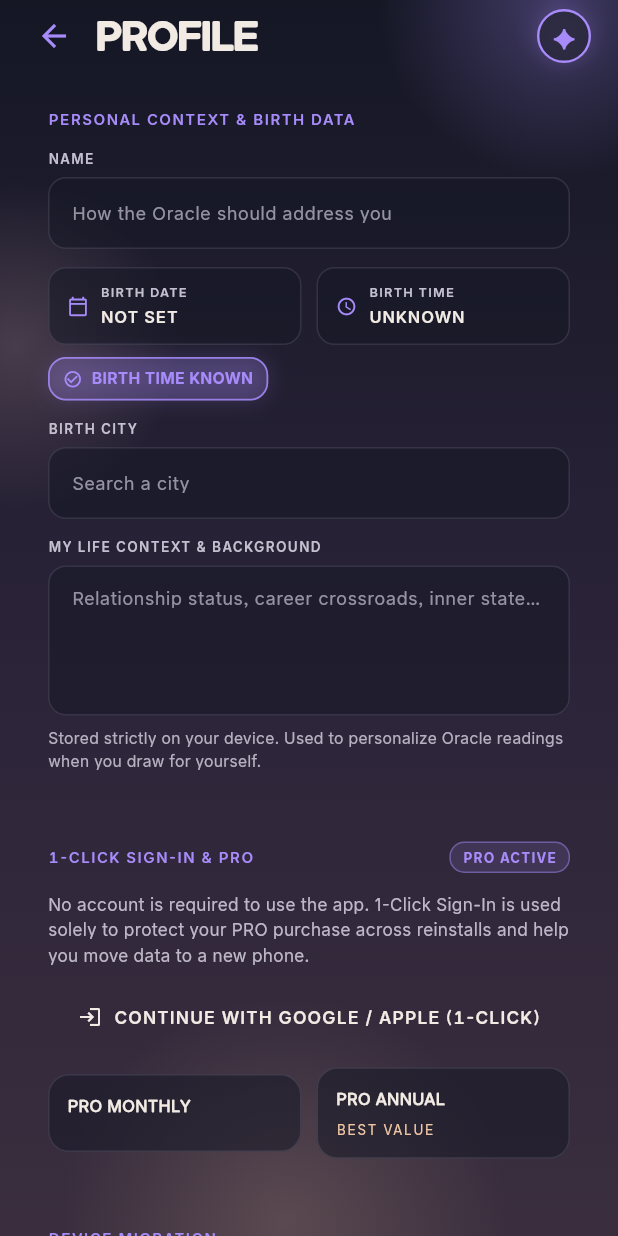
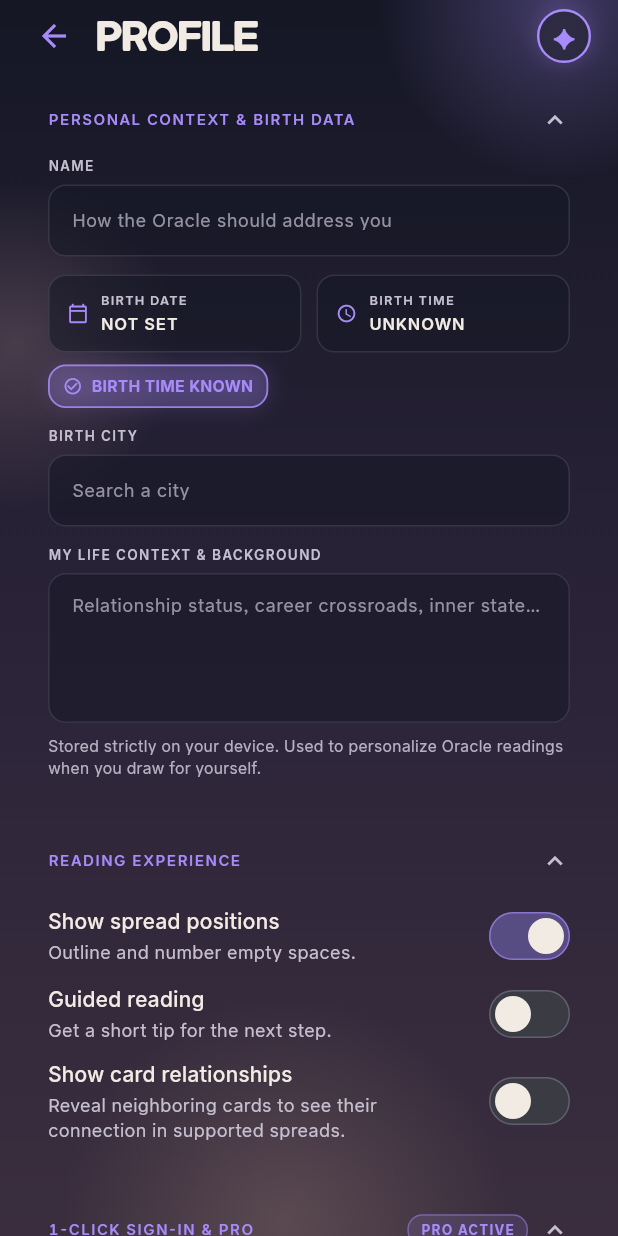
Before and after one commit to rodionvitenberg-ui/mindreader-flutter, a Flutter app: the ProfileScreen screen opened directly, on a phone screen of 412 x 824 dp. Run offline on Flutter 3.47's test engine with Material 3 defaults, Android fonts, the phone set to English and light mode, and no system bars; our stand-ins replace camera, flutter_local_notifications, flutter_timezone, flutter_tts, google_fonts, image_picker and 3 more; missing offline and left inert: liquid_glass_renderer; accounts and stored records are empty; project files that could hold a hidden picture were left out.

Commit message:
Persist collapsible settings and add a Daily Rituals tab

```diff
--- a/lib/core/l10n/app_strings.dart
+++ b/lib/core/l10n/app_strings.dart
@@ -481,9 +481,9 @@ class AppStrings {
       AppLanguage.en: 'DEVICE MIGRATION',
       AppLanguage.ru: 'ПЕРЕНОС НА НОВОЕ УСТРОЙСТВО',
     },
-    'profile.card.rituals': {
-      AppLanguage.en: 'DAILY RITUALS & LANGUAGE',
-      AppLanguage.ru: 'РИТУАЛЫ И ЯЗЫК',
+    'rituals.title': {
+      AppLanguage.en: 'DAILY RITUALS',
+      AppLanguage.ru: 'ЕЖЕДНЕВНЫЕ РИТУАЛЫ',
     },
 
     // ---- ASTRAL windows ----
--- a/lib/core/services/local_storage_service.dart
+++ b/lib/core/services/local_storage_service.dart
@@ -29,6 +29,7 @@ class LocalStorageService {
 
   // App settings (Iteration 2): UI language + the shared PRO flag.
   static const _appLanguageKey = 'app_language';
+  static const _settingsSectionPrefix = 'settings_section.';
   static const _proUnlockedKey = 'is_pro_unlocked';
 
   // Digital Table view mode (Iteration 4): SPREAD VIEW is the default.
@@ -44,6 +45,20 @@ class LocalStorageService {
 
   Future<void> saveReadingAid(String aid, bool value) async {
     await (await SharedPreferences.getInstance()).setBool('reading_aid.$aid', value);
+  }
+
+  Future<Map<String, bool>> loadSettingsSections() async {
+    final prefs = await SharedPreferences.getInstance();
+    return {
+      for (final key in prefs.getKeys())
+        if (key.startsWith(_settingsSectionPrefix) && prefs.get(key) is bool)
+          key.substring(_settingsSectionPrefix.length): prefs.getBool(key)!,
+    };
+  }
+
+  Future<void> saveSettingsSection(String section, bool expanded) async {
+    final prefs = await SharedPreferences.getInstance();
+    await prefs.setBool('$_settingsSectionPrefix$section', expanded);
   }
 
   Future<List<Map<String, dynamic>>> loadHistory() async {
--- a/lib/design_system/components/taro_glass_toggle.dart
+++ b/lib/design_system/components/taro_glass_toggle.dart
@@ -2,7 +2,6 @@ import 'package:flutter/material.dart';
 import 'package:flutter/services.dart';
 
 import '../../core/theme/app_typography.dart';
-import '../taro_glass.dart';
 import '../taro_tokens.dart';
 
 /// Стеклянный переключатель (Phase G3): настройки, тихий режим, уведомления.
@@ -37,36 +36,39 @@ class TaroGlassToggle extends StatelessWidget {
 
   @override
   Widget build(BuildContext context) {
-    final track = SizedBox(
+    final duration = MediaQuery.disableAnimationsOf(context)
+        ? Duration.zero
+        : TaroMotion.fast;
+    final track = AnimatedContainer(
+      duration: duration,
       width: 54,
       height: 32,
-      child: TaroGlassSurface(
-        radius: TaroRadii.pill,
-        visibility: _disabled ? 0.45 : 1.0,
-        tint: value
-            ? TaroColors.lavender.withValues(alpha: 0.34)
-            : TaroColors.mist.withValues(alpha: 0.10),
-        fillColor: value
-            ? TaroColors.lavender.withValues(alpha: 0.35)
-            : TaroColors.surface,
-        borderColor: value
-            ? TaroColors.lavender.withValues(alpha: TaroOpacity.borderStrong)
-            : TaroColors.mist.withValues(alpha: TaroOpacity.border),
-        child: Padding(
-          padding: const EdgeInsets.all(3),
-          child: AnimatedAlign(
-            duration: TaroMotion.fast,
-            curve: Curves.easeOutCubic,
-            alignment: value ? Alignment.centerRight : Alignment.centerLeft,
-            child: Container(
-              width: 24,
-              height: 24,
+      decoration: BoxDecoration(
+        color: value
+            ? Color.alphaBlend(
+                TaroColors.lavender.withValues(alpha: .38),
+                TaroColors.surface,
+              )
+            : const Color(0xFF3B3B43),
+        borderRadius: BorderRadius.circular(16),
+        border: Border.all(
+          color: value
+              ? TaroColors.lavender.withValues(alpha: .65)
+              : TaroColors.mist.withValues(alpha: .34),
+        ),
+      ),
+      child: Padding(
+        padding: const EdgeInsets.all(3),
+        child: AnimatedAlign(
+          duration: duration,
+          curve: Curves.easeOutCubic,
+          alignment: value ? Alignment.centerRight : Alignment.centerLeft,
+          child: SizedBox.square(
+            dimension: 24,
+            child: DecoratedBox(
               decoration: BoxDecoration(
                 shape: BoxShape.circle,
-                color: value ? TaroColors.textPrimary : TaroColors.mist,
-                boxShadow: value
-                    ? TaroGlow.soft(TaroColors.lavender, alpha: 0.45, blur: 10)
-                    : null,
+                color: _disabled ? TaroColors.mist : TaroColors.textPrimary,
               ),
             ),
           ),
@@ -123,7 +125,7 @@ class TaroGlassToggle extends StatelessWidget {
       label: semanticLabel ?? label,
       child: GestureDetector(
         behavior: HitTestBehavior.opaque,
-        onTap: _toggle,
+        onTap: _disabled ? null : _toggle,
         child: control,
       ),
     );
--- a/lib/features/profile/profile_screen.dart
+++ b/lib/features/profile/profile_screen.dart
@@ -4,7 +4,6 @@ import 'package:provider/provider.dart';
 import '../../core/l10n/app_strings.dart';
 import '../../design_system/taro.dart';
 import '../../state/app_settings_controller.dart';
-import '../digital_table/widgets/ritual_settings_sheet.dart';
 import 'widgets/profile_card.dart';
 import 'widgets/profile_header.dart';
 import 'widgets/profile_identity_card.dart';
@@ -19,7 +18,8 @@ class ProfileScreen extends StatelessWidget {
 
   @override
   Widget build(BuildContext context) {
-    final lang = context.watch<AppSettingsController>().language;
+    final settings = context.watch<AppSettingsController>();
+    final lang = settings.language;
     return Stack(
       children: [
         const Positioned.fill(child: TaroDuskBackground()),
@@ -49,31 +49,43 @@ class ProfileScreen extends StatelessWidget {
                       padding: const EdgeInsets.fromLTRB(16, 8, 16, 96),
                       children: [
                         const ProfileIdentityCard(),
+                        ProfileCard(
+                          section: SettingsSection.readingExperience,
+                          title: AppStrings.t(
+                            lang,
+                            'reading.title',
+                          ).toUpperCase(),
+                          child: Column(
+                            children: [
+                              for (final aid in ReadingAid.values)
+                                Padding(
+                                  padding: const EdgeInsets.symmetric(
+                                    vertical: 4,
+                                  ),
+                                  child: TaroGlassToggle(
+                                    key: ValueKey(aid),
+                                    label: AppStrings.t(
+                                      lang,
+                                      'reading.${aid.name}',
+                                    ),
+                                    subtitle: AppStrings.t(
+                                      lang,
+                                      'reading.${aid.name}.hint',
+                                    ),
+                                    value: settings.enabled(aid),
+                                    onChanged: (value) =>
+                                        settings.setAid(aid, value),
+                                  ),
+                                ),
+                            ],
+                          ),
+                        ),
                         const ProfileSignInCard(),
                         const ProfileMigrationCard(),
                         ProfileCard(
-                          title: AppStrings.t(lang, 'reading.title'),
-                          child: Column(children: [
-                            for (final aid in ReadingAid.values)
-                              SwitchListTile.adaptive(
-                                contentPadding: EdgeInsets.zero,
-                                title: Text(AppStrings.t(lang, 'reading.${aid.name}')),
-                                subtitle: Text(AppStrings.t(lang, 'reading.${aid.name}.hint')),
-                                value: context.watch<AppSettingsController>().enabled(aid),
-                                onChanged: (value) => context.read<AppSettingsController>().setAid(aid, value),
-                              ),
-                          ]),
-                        ),
-                        ProfileCard(
-                          title: AppStrings.t(lang, 'profile.card.rituals'),
-                          child: Column(
-                            crossAxisAlignment: CrossAxisAlignment.stretch,
-                            children: [
-                              _LanguageSelector(lang: lang),
-                              const SizedBox(height: 16),
-                              const RitualSettingsSheet(inline: true),
-                            ],
-                          ),
+                          section: SettingsSection.language,
+                          title: AppStrings.t(lang, 'settings.language'),
+                          child: _LanguageSelector(lang: lang),
                         ),
                       ],
                     ),
--- a/lib/features/profile/widgets/profile_card.dart
+++ b/lib/features/profile/widgets/profile_card.dart
@@ -1,32 +1,54 @@
 import 'package:flutter/material.dart';
+import 'package:flutter/services.dart';
+import 'package:provider/provider.dart';
 
 import '../../../core/theme/app_typography.dart';
 import '../../../design_system/taro.dart';
+import '../../../state/app_settings_controller.dart';
 
 /// Shared Tarot Tree glass card used by every ProfileScreen section (Phase G5).
 class ProfileCard extends StatelessWidget {
   const ProfileCard({
     super.key,
+    required this.section,
     required this.title,
     required this.child,
     this.trailing,
   });
 
+  final SettingsSection section;
   final String title;
   final Widget child;
   final Widget? trailing;
 
   @override
   Widget build(BuildContext context) {
+    final expanded = context.select<AppSettingsController, bool>(
+      (settings) => settings.sectionExpanded(section),
+    );
     return Padding(
       padding: const EdgeInsets.only(bottom: 14),
       child: TaroGlassPanel(
         radius: 20,
-        padding: const EdgeInsets.all(16),
+        padding: EdgeInsets.fromLTRB(16, 0, 16, expanded ? 16 : 0),
         child: Column(
-          crossAxisAlignment: CrossAxisAlignment.start,
+          crossAxisAlignment: CrossAxisAlignment.stretch,
           children: [
-            Row(
+            Semantics(
+              button: true,
+              expanded: expanded,
+              child: InkWell(
+                key: ValueKey(section),
+                onTap: () {
+                  HapticFeedback.selectionClick();
+                  context.read<AppSettingsController>().setSectionExpanded(
+                    section,
+                    !expanded,
+                  );
+                },
+                child: ConstrainedBox(
+                  constraints: const BoxConstraints(minHeight: 48),
+                  child: Row(
                     children: [
                       Expanded(
                         child: Text(
@@ -40,10 +62,18 @@ class ProfileCard extends StatelessWidget {
                         ),
                       ),
                       ?trailing,
+                      const SizedBox(width: 8),
+                      Icon(
+                        expanded ? Icons.expand_less : Icons.expand_more,
+                        size: 20,
+                        color: TaroColors.textSecondary,
+                      ),
                     ],
                   ),
-            const SizedBox(height: 12),
-            child,
+                ),
+              ),
+            ),
+            if (expanded) child,
           ],
         ),
       ),
@@ -113,11 +143,7 @@ class ProfilePill extends StatelessWidget {
   @override
   Widget build(BuildContext context) {
     if (onTap == null) {
-      return TaroGlassPill(
-        label: label,
-        icon: icon,
-        accent: active,
-      );
+      return TaroGlassPill(label: label, icon: icon, accent: active);
     }
     return TaroGlassChip(
       label: label,
--- a/lib/features/profile/widgets/profile_identity_card.dart
+++ b/lib/features/profile/widgets/profile_identity_card.dart
@@ -5,6 +5,8 @@ import 'package:provider/provider.dart';
 import '../../../core/data/astro_cities_data.dart';
 import '../../../core/theme/app_typography.dart';
 import '../../../design_system/taro.dart';
+import '../../../core/l10n/app_strings.dart';
+import '../../../state/app_settings_controller.dart';
 import '../../../state/user_profile_controller.dart';
 import 'profile_card.dart';
 
@@ -91,7 +93,8 @@ class _ProfileIdentityCardState extends State<ProfileIdentityCard> {
   Widget build(BuildContext context) {
     final profile = context.watch<UserProfileController>();
     return ProfileCard(
-      title: 'PERSONAL CONTEXT & BIRTH DATA',
+      section: SettingsSection.personalContext,
+      title: AppStrings.t(context.watch<AppSettingsController>().language, 'profile.card.identity'),
       child: Column(
         crossAxisAlignment: CrossAxisAlignment.start,
         children: [
--- a/lib/features/profile/widgets/profile_migration_card.dart
+++ b/lib/features/profile/widgets/profile_migration_card.dart
@@ -3,6 +3,8 @@ import 'package:flutter/services.dart';
 import 'package:provider/provider.dart';
 
 import '../../../design_system/taro.dart';
+import '../../../core/l10n/app_strings.dart';
+import '../../../state/app_settings_controller.dart';
 import '../../../state/user_profile_controller.dart';
 import 'profile_card.dart';
 
@@ -142,7 +144,8 @@ class ProfileMigrationCard extends StatelessWidget {
   @override
   Widget build(BuildContext context) {
     return ProfileCard(
-      title: 'DEVICE MIGRATION',
+      section: SettingsSection.deviceMigration,
+      title: AppStrings.t(context.watch<AppSettingsController>().language, 'profile.card.migration'),
       child: Column(
         crossAxisAlignment: CrossAxisAlignment.stretch,
         children: [
--- a/lib/features/profile/widgets/profile_signin_card.dart
+++ b/lib/features/profile/widgets/profile_signin_card.dart
@@ -2,6 +2,7 @@ import 'package:flutter/material.dart';
 import 'package:provider/provider.dart';
 
 import '../../../design_system/taro.dart';
+import '../../../core/l10n/app_strings.dart';
 import '../../../state/app_settings_controller.dart';
 import '../../../state/user_profile_controller.dart';
 import '../../shell/widgets/pro_subscription_sheet.dart';
@@ -15,9 +16,11 @@ class ProfileSignInCard extends StatelessWidget {
   @override
   Widget build(BuildContext context) {
     final profile = context.watch<UserProfileController>();
-    final pro = context.watch<AppSettingsController>().isProUnlocked;
+    final settings = context.watch<AppSettingsController>();
+    final pro = settings.isProUnlocked;
     return ProfileCard(
-      title: '1-CLICK SIGN-IN & PRO',
+      section: SettingsSection.subscription,
+      title: AppStrings.t(settings.language, 'profile.card.signIn'),
       trailing: ProfilePill(
         label: pro ? 'PRO ACTIVE' : 'FREE TIER',
         active: pro,
--- a/lib/state/app_settings_controller.dart
+++ b/lib/state/app_settings_controller.dart
@@ -5,6 +5,14 @@ import '../core/l10n/app_strings.dart';
 import '../core/services/local_storage_service.dart';
 
 enum ReadingAid { positions, guide, relationships }
+
+enum SettingsSection {
+  personalContext,
+  readingExperience,
+  subscription,
+  deviceMigration,
+  language,
+}
 
 /// Iteration 2 — the single source of truth for the UI language and the
 /// shared PRO subscription state.
@@ -39,6 +47,24 @@ class AppSettingsController extends ChangeNotifier {
     try {
       await _storage.saveReadingAid(aid.name, value);
     } catch (_) { /* Keep the in-session preference when storage is unavailable. */ }
+  }
+
+  final _sectionExpansion = <SettingsSection, bool>{};
+  final _editedSections = <SettingsSection>{};
+
+  bool sectionExpanded(SettingsSection section) =>
+      _sectionExpansion[section] ?? true;
+
+  Future<void> setSectionExpanded(SettingsSection section, bool expanded) async {
+    if (sectionExpanded(section) == expanded) return;
+    _editedSections.add(section);
+    _sectionExpansion[section] = expanded;
+    notifyListeners();
+    try {
+      await _storage.saveSettingsSection(section.name, expanded);
+    } catch (_) {
+      // Retain the current layout if local preferences are unavailable.
+    }
   }
 
   AppLanguage get language => _language;
@@ -78,6 +104,17 @@ class AppSettingsController extends ChangeNotifier {
         if (saved != null && !_edited.contains(aid)) _aids[aid] = saved;
       } catch (_) { /* Use the default on devices without a preference store. */ }
     }
+    try {
+      final sections = await _storage.loadSettingsSections();
+      for (final section in SettingsSection.values) {
+        final expanded = sections[section.name];
+        if (expanded != null && !_editedSections.contains(section)) {
+          _sectionExpansion[section] = expanded;
+        }
+      }
+    } catch (_) {
+      // Start with expanded sections on devices without a preference store.
+    }
     notifyListeners();
   }
 
```
Also changed, not shown: lib/features/digital_table/widgets/ritual_settings_sheet.dart (+28 -6 lines), lib/features/rituals/daily_rituals_screen.dart (added, +40 -0 lines), lib/features/shell/main_navigation_shell.dart (+18 -14 lines), 2 other files. Lines whose indentation alone changed are shown as unchanged.
